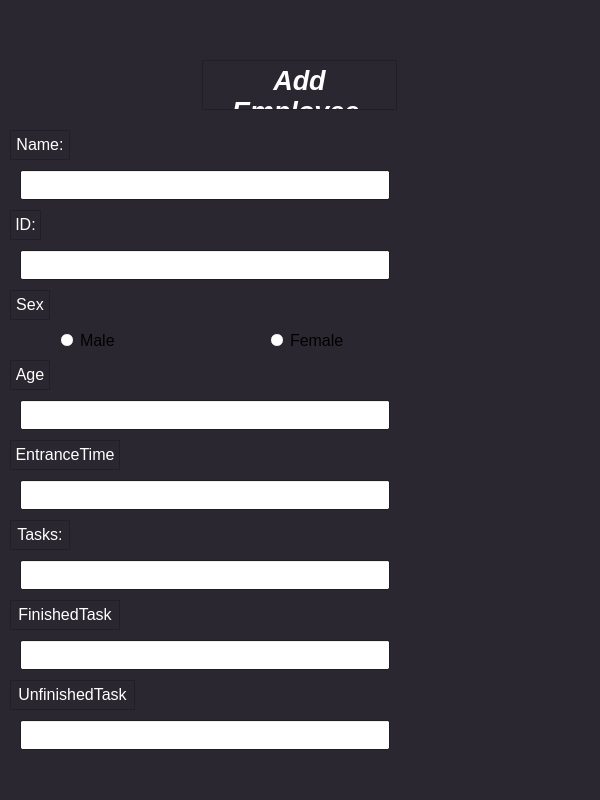
Old version of the form Employee.ui in the repository HeidariSina/Management-App.
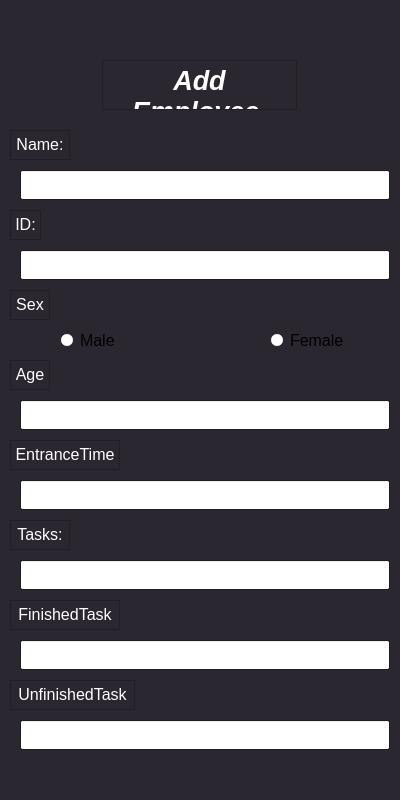
New version of the form.

Patch:
```diff
--- a/Employee.ui
+++ b/Employee.ui
@@ -9,19 +9,19 @@
    <rect>
     <x>0</x>
     <y>0</y>
-    <width>600</width>
+    <width>400</width>
     <height>800</height>
    </rect>
   </property>
   <property name="minimumSize">
    <size>
-    <width>600</width>
+    <width>400</width>
     <height>800</height>
    </size>
   </property>
   <property name="maximumSize">
    <size>
-    <width>600</width>
+    <width>400</width>
     <height>800</height>
    </size>
   </property>
@@ -129,7 +129,7 @@
    <widget class="QTextBrowser" name="MainText">
     <property name="geometry">
      <rect>
-      <x>202</x>
+      <x>102</x>
       <y>60</y>
       <width>195</width>
       <height>50</height>
```
